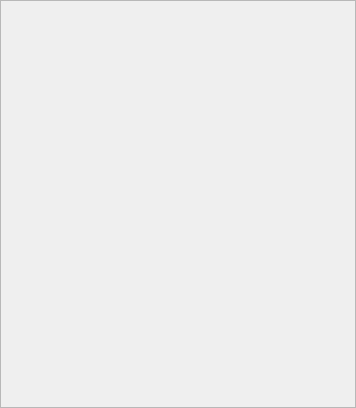
Before: the Qt Designer form PlayMP4Page/displaymp4nodelist.ui in inportinitial/NMP3, drawn with Qt 5.
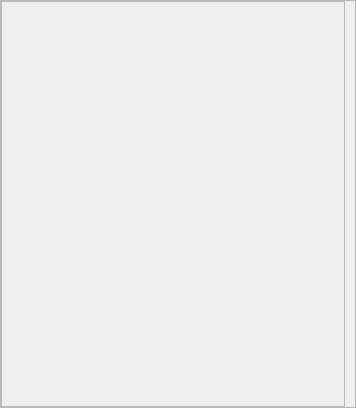
After: the same form once the commit is applied.

What changed in the file:
```diff
--- a/PlayMP4Page/displaymp4nodelist.ui
+++ b/PlayMP4Page/displaymp4nodelist.ui
@@ -33,15 +33,45 @@
     <number>0</number>
    </property>
    <item>
+    <widget class="QFrame" name="frame">
+     <property name="frameShape">
+      <enum>QFrame::Shape::StyledPanel</enum>
+     </property>
+     <property name="frameShadow">
+      <enum>QFrame::Shadow::Raised</enum>
+     </property>
+     <layout class="QHBoxLayout" name="horizontalLayout">
+      <property name="spacing">
+       <number>0</number>
+      </property>
+      <property name="leftMargin">
+       <number>0</number>
+      </property>
+      <property name="topMargin">
+       <number>0</number>
+      </property>
+      <property name="rightMargin">
+       <number>0</number>
+      </property>
+      <property name="bottomMargin">
+       <number>0</number>
+      </property>
+      <item>
     <widget class="QScrollArea" name="scrollArea">
+        <property name="sizePolicy">
+         <sizepolicy hsizetype="Expanding" vsizetype="Expanding">
+          <horstretch>1</horstretch>
+          <verstretch>0</verstretch>
+         </sizepolicy>
+        </property>
      <property name="minimumSize">
       <size>
-       <width>200</width>
+          <width>300</width>
        <height>0</height>
       </size>
      </property>
      <property name="verticalScrollBarPolicy">
-      <enum>Qt::ScrollBarPolicy::ScrollBarAlwaysOff</enum>
+         <enum>Qt::ScrollBarPolicy::ScrollBarAsNeeded</enum>
      </property>
      <property name="horizontalScrollBarPolicy">
       <enum>Qt::ScrollBarPolicy::ScrollBarAsNeeded</enum>
@@ -60,8 +90,8 @@
        <rect>
         <x>0</x>
         <y>0</y>
-        <width>354</width>
-        <height>406</height>
+           <width>345</width>
+           <height>404</height>
        </rect>
       </property>
       <property name="sizePolicy">
@@ -86,6 +116,31 @@
        </item>
       </layout>
      </widget>
+       </widget>
+      </item>
+      <item>
+       <widget class="QLabel" name="ShowInfoLabel">
+        <property name="maximumSize">
+         <size>
+          <width>30</width>
+          <height>16777215</height>
+         </size>
+        </property>
+        <property name="font">
+         <font>
+          <pointsize>12</pointsize>
+          <bold>true</bold>
+         </font>
+        </property>
+        <property name="text">
+         <string/>
+        </property>
+        <property name="alignment">
+         <set>Qt::AlignmentFlag::AlignLeading|Qt::AlignmentFlag::AlignLeft|Qt::AlignmentFlag::AlignVCenter</set>
+        </property>
+       </widget>
+      </item>
+     </layout>
     </widget>
    </item>
   </layout>
```
Lines whose indentation alone changed are shown as unchanged.
